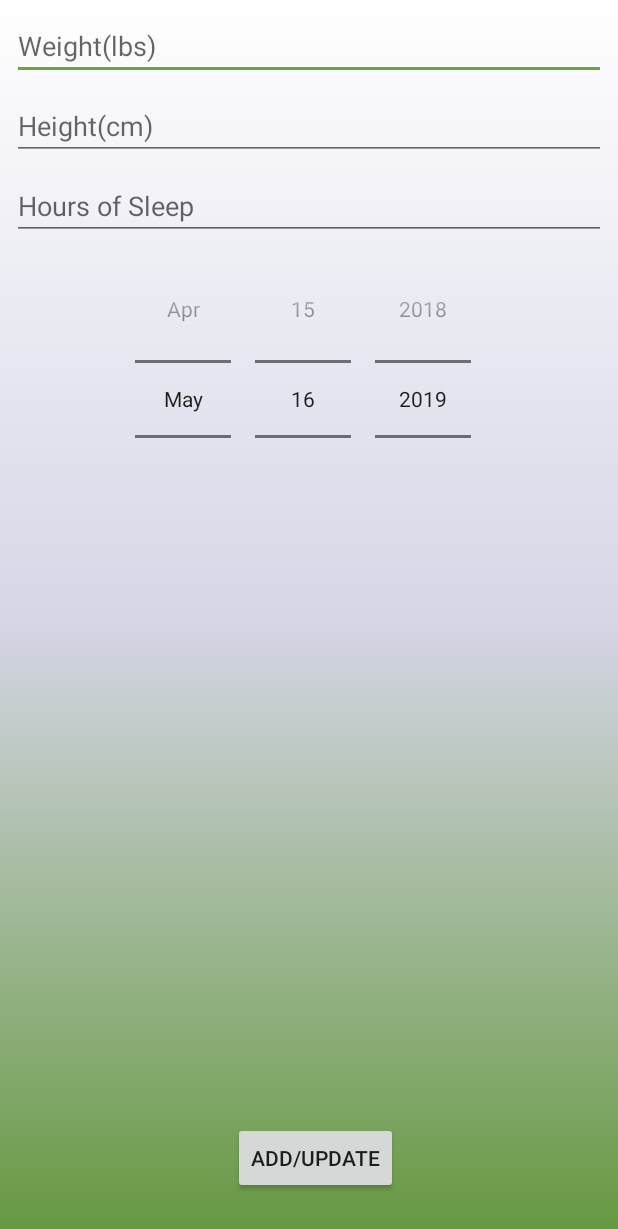
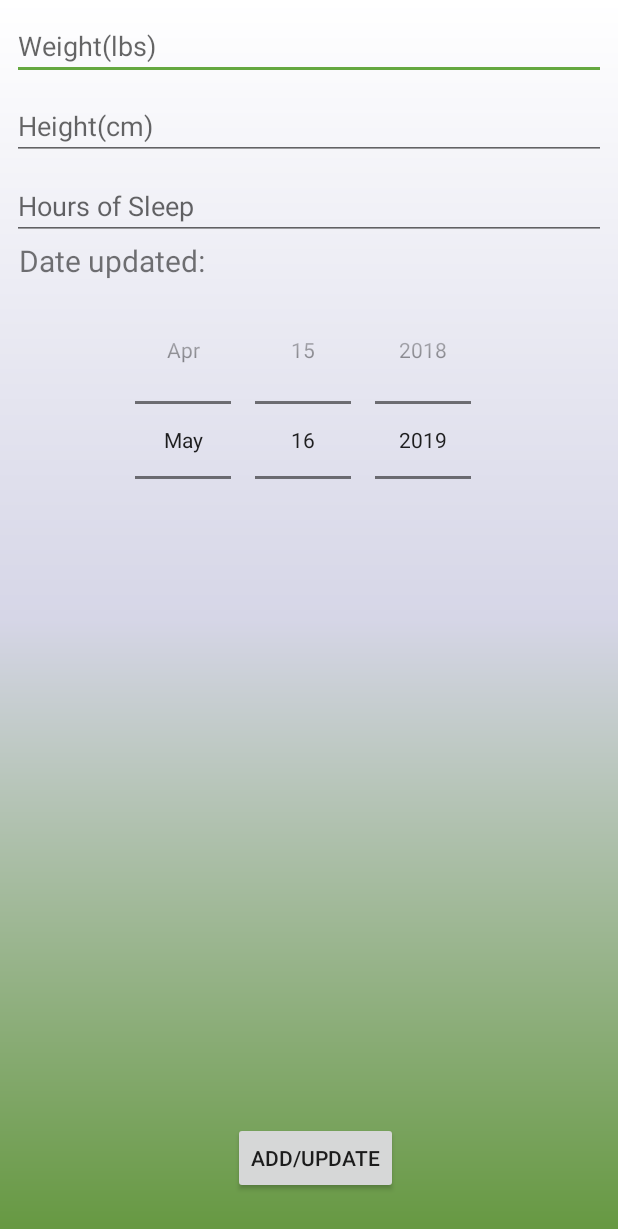
Before and after one commit to ireneyang24/HappyHealthyMe, an Android app: the updateBiometricsActivity screen opened directly, with no data from a screen before it, on a phone screen of 412 x 824 dp. Shown: the top 1229 px of the screen. Run offline under Robolectric (Android 15) with nearby library versions, the phone set to English and light mode, and no system bars.

Commit message:
added textview for datepicker update biometrics activity (for clarity)

```diff
--- a/app/src/main/java/com/example/happyhealthyme/Event.java
+++ b/app/src/main/java/com/example/happyhealthyme/Event.java
@@ -30,7 +30,6 @@ public class Event {
 
     public String getDate()
     {
-//        return date;
         String dayOfWeek = (String) DateFormat.format("EEEE", date);
         String day = (String) DateFormat.format("dd", date);
         String month = (String) DateFormat.format("MMMM", date);
--- a/app/src/main/res/layout/activity_update_biometrics.xml
+++ b/app/src/main/res/layout/activity_update_biometrics.xml
@@ -55,11 +55,12 @@
         android:layout_height="wrap_content"
         android:layout_marginStart="8dp"
         android:layout_marginEnd="8dp"
+        android:calendarViewShown="false"
         android:datePickerMode="spinner"
-        android:calendarViewShown="false"
         app:layout_constraintEnd_toEndOf="parent"
+        app:layout_constraintHorizontal_bias="0.0"
         app:layout_constraintStart_toStartOf="parent"
-        app:layout_constraintTop_toBottomOf="@+id/sleep_field" />
+        app:layout_constraintTop_toBottomOf="@+id/textView" />
 
     <Button
         android:id="@+id/record_biometrics_button"
@@ -73,5 +74,19 @@
         app:layout_constraintEnd_toEndOf="@+id/biometrics_date_picker"
         app:layout_constraintStart_toStartOf="@+id/biometrics_date_picker" />
 
+    <TextView
+        android:id="@+id/textView"
+        android:layout_width="match_parent"
+        android:layout_height="wrap_content"
+        android:layout_marginStart="8dp"
+        android:layout_marginLeft="8dp"
+        android:layout_marginEnd="8dp"
+        android:layout_marginRight="8dp"
+        android:text=" Date updated: "
+        android:textSize="20sp"
+        app:layout_constraintEnd_toEndOf="parent"
+        app:layout_constraintStart_toStartOf="parent"
+        app:layout_constraintTop_toBottomOf="@+id/sleep_field" />
+
 
 </android.support.constraint.ConstraintLayout>
```
Also changed, not shown: app/src/main/res/layout/list_item_event.xml (+5 -4 lines).
